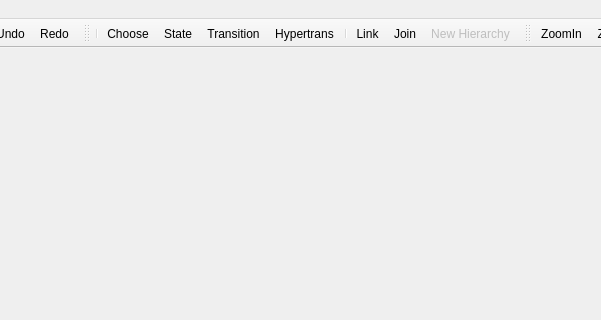
Before: the Qt Designer form cpp/include/gui/mergedGUI/MergedMainWindow.ui in ru-ka/fsmdesigner, drawn with Qt 5; both pictures show x 308 to 909 and y 0 to 320 of the 1166 by 994 pixel window.
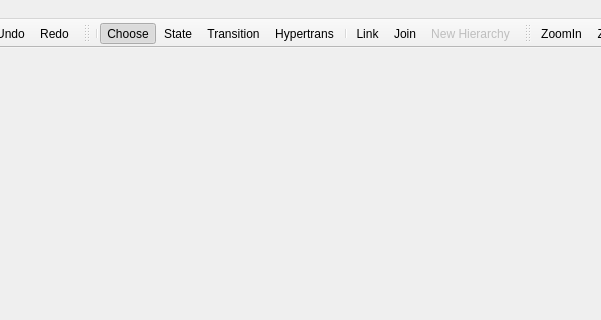
After: the same form once the commit is applied. Icons and pictures are not drawn. Custom widgets are drawn as their Qt base class.

What changed in the file:
```diff
--- a/cpp/include/gui/mergedGUI/MergedMainWindow.ui
+++ b/cpp/include/gui/mergedGUI/MergedMainWindow.ui
@@ -199,7 +199,7 @@
     <bool>false</bool>
    </attribute>
    <addaction name="separator"/>
-   <addaction name="actionAction_Choose"/>
+   <addaction name="action_Choose"/>
    <addaction name="action_State"/>
    <addaction name="action_Transition"/>
    <addaction name="action_Hypertrans"/>
@@ -757,7 +757,13 @@
     <string>Kills the FSMDesigner</string>
    </property>
   </action>
-  <action name="actionAction_Choose">
+  <action name="action_Choose">
+   <property name="checkable">
+    <bool>true</bool>
+   </property>
+   <property name="checked">
+    <bool>true</bool>
+   </property>
    <property name="icon">
     <iconset resource="../../../src/gui/resources/resources.qrc">
      <normaloff>:/icons/choose.png</normaloff>:/icons/choose.png</iconset>
```
Left out of the diff: 15 changed lines with no effect on the pictures.
